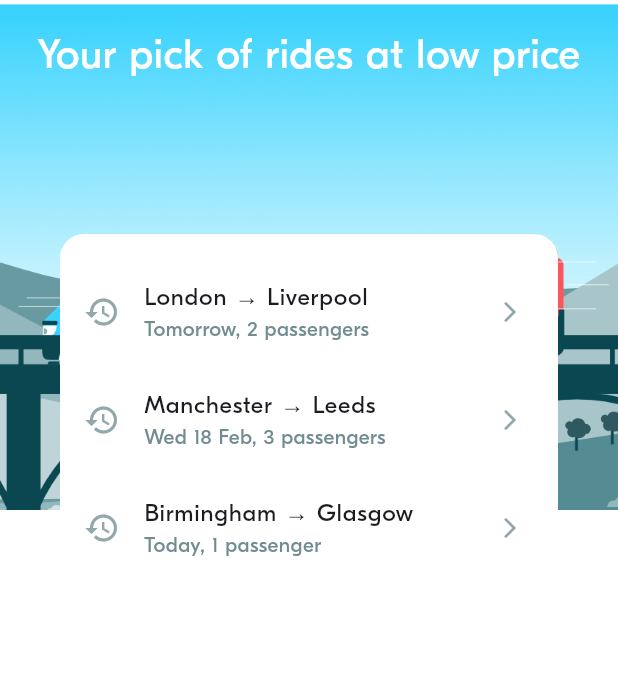
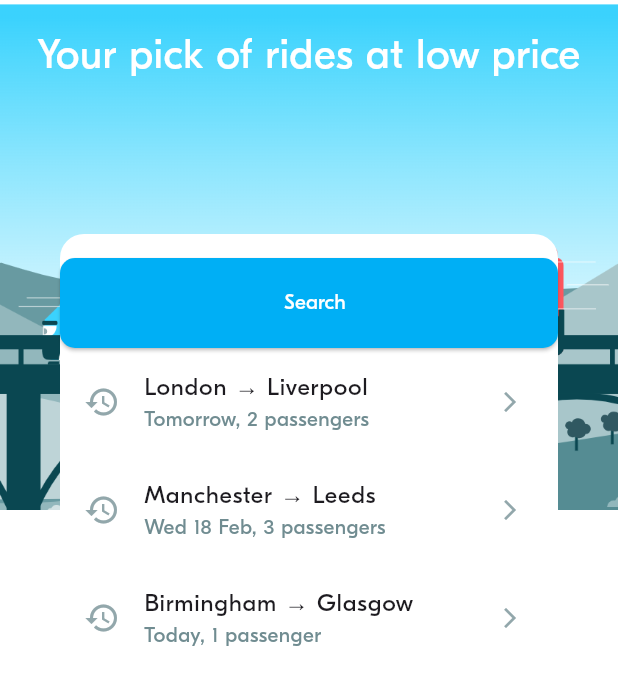
Before and after one commit to ChhunHour72/BLABLAH_CAR, a Flutter app: the screen it shows after launch, on a phone screen of 412 x 824 dp. Shown: the top 685 px of the screen. Run offline on Flutter 3.47's test engine with Material 3 defaults, Android fonts, the light colour scheme and no system bars; project files that could hold a hidden picture were left out.

Commit message:
BLA-002 – Implement BlaButton

```diff
--- a/lib/ui/screens/ride_pref/ride_prefs_screen.dart
+++ b/lib/ui/screens/ride_pref/ride_prefs_screen.dart
@@ -4,6 +4,7 @@ import 'package:flutter/material.dart';
 import '../../theme/theme.dart';
 import 'widgets/ride_prefs_form.dart';
 import 'widgets/ride_prefs_tile.dart';
+import '../../widgets/actions/bla_button.dart';
 
 const String blablaHomeImagePath = 'assets/images/blabla_home.png';
 
@@ -53,6 +54,9 @@ class RidePrefsScreen extends StatelessWidget {
               RidePrefForm(initRidePref: RidePrefsService.selectedRidePref),
               SizedBox(height: BlaSpacings.m),
 
+              //Impletement BlaButton
+              BlaButton(label: 'Search', backgroundColor: BlaColors.primary ,textColor: Colors.white,),
+
               // 3 - THE HISTORY
               SizedBox(
                 height: 200, // Set a fixed height
--- /dev/null
+++ b/lib/ui/widgets/actions/bla_button.dart
@@ -0,0 +1,52 @@
+
+import 'package:flutter/material.dart';
+import '../../theme/theme.dart';
+
+class BlaButton extends StatelessWidget {
+
+  final String label;
+  final Color textColor;
+  final Color backgroundColor;
+  final IconData? icon;
+  final Color iconColor;
+  final VoidCallback? onPressed;
+
+  BlaButton({
+    super.key,
+    required this.label,
+    required this.textColor,
+    this.icon,
+    this.iconColor = Colors.white,
+    this.onPressed,
+    Color? backgroundColor
+  }) : backgroundColor = backgroundColor ?? BlaColors.primary;
+
+
+
+  @override
+  Widget build(BuildContext context) {
+    return ElevatedButton(
+      onPressed: onPressed ?? () {},
+      style: ElevatedButton.styleFrom(
+        backgroundColor: backgroundColor,
+        padding: EdgeInsets.symmetric(horizontal: 30, vertical: 20),
+        shape: RoundedRectangleBorder(
+          borderRadius: BorderRadius.circular(10),
+        ),
+      ),
+      child: Row(
+        mainAxisAlignment: MainAxisAlignment.center,
+        mainAxisSize: MainAxisSize.min,
+        children: [
+          if (icon != null)
+            Icon(icon, color: iconColor, size: 20),
+            SizedBox(width: 8),
+          Text(
+            label,
+            style: BlaTextStyles.button.copyWith(color: textColor)
+          ),
+        ],
+      ),
+    );
+  }
+}
```
